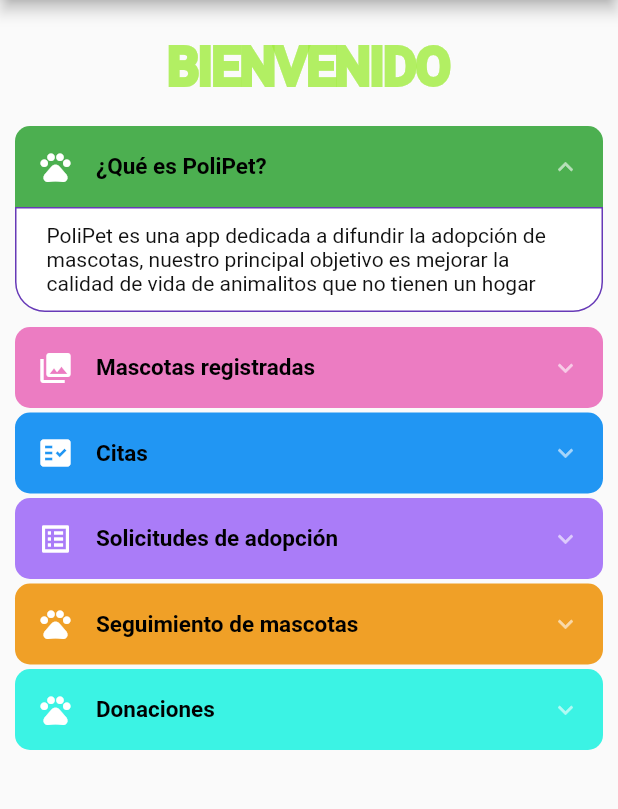
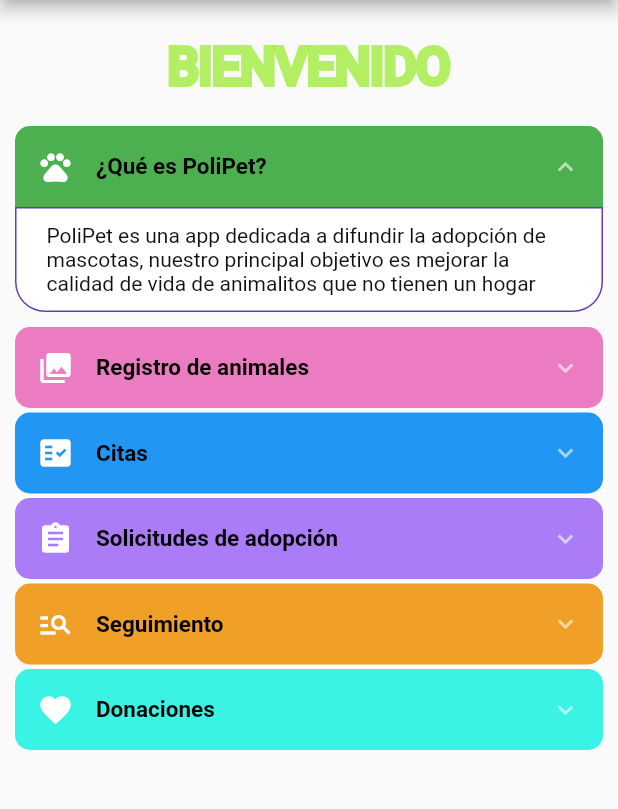
Before and after one commit to DannyMar25/AdminAppPAE, a Flutter app: the BienvenidaPage screen opened by its route, on a phone screen of 412 x 824 dp, the part 84-893 px from its top. Run offline on Flutter 3.47's test engine with Material 2 defaults, Android fonts, the phone set to English and light mode, and no system bars; drawn by our look-alikes of accordion; our stand-ins replace cloud_firestore, firebase_auth, firebase_core, firebase_database, firebase_storage, google_maps_flutter and 5 more; missing offline and left inert: number_inc_dec, syncfusion_flutter_pdf, syncfusion_flutter_pdfviewer; accounts and stored records are empty.

Commit message:
fix icons

```diff
--- a/lib/src/pages/bienvenida_page.dart
+++ b/lib/src/pages/bienvenida_page.dart
@@ -107,7 +107,7 @@
                         leftIcon: const Icon(Icons.photo_library,
                             color: Colors.white),
                         header:
-                            Text('Mascotas registradas', style: _headerStyle),
+                            Text('Registro de animales', style: _headerStyle),
                         contentBorderColor: const Color(0xffffffff),
                         headerBackgroundColor:
                             Color.fromARGB(251, 236, 122, 193),
@@ -125,7 +125,7 @@
                               child: Column(
                                 children: <Widget>[
                                   Icon(
-                                    Icons.app_registration_outlined,
+                                    Icons.post_add,
                                     color: Colors.green,
                                   ),
                                   Padding(
@@ -133,7 +133,7 @@
                                         vertical: 2.0),
                                   ),
                                   Text(
-                                    'Registrar nueva mascota',
+                                    'Agregar nuevo',
                                     style: TextStyle(color: Colors.green),
                                   ),
                                 ],
@@ -280,7 +280,7 @@
                       AccordionSection(
                         isOpen: false,
                         leftIcon:
-                            const Icon(Icons.list_alt, color: Colors.white),
+                            const Icon(Icons.assignment, color: Colors.white),
                         header: Text('Solicitudes de adopción',
                             style: _headerStyle),
                         headerBackgroundColor:
@@ -364,9 +364,9 @@
                       ),
                       AccordionSection(
                         isOpen: false,
-                        leftIcon: const Icon(Icons.pets, color: Colors.white),
-                        header: Text('Seguimiento de mascotas',
-                            style: _headerStyle),
+                        leftIcon: const Icon(Icons.manage_search_sharp,
+                            color: Colors.white),
+                        header: Text('Seguimiento', style: _headerStyle),
                         content: Column(
                           children: [
                             Text(
@@ -403,7 +403,8 @@
                       ),
                       AccordionSection(
                         isOpen: false,
-                        leftIcon: const Icon(Icons.pets, color: Colors.white),
+                        leftIcon:
+                            const Icon(Icons.favorite, color: Colors.white),
                         header: Text('Donaciones', style: _headerStyle),
                         content: Column(
                           children: [
```
Also changed, not shown: lib/src/widgets/menu_widget.dart (+12 -12 lines).
